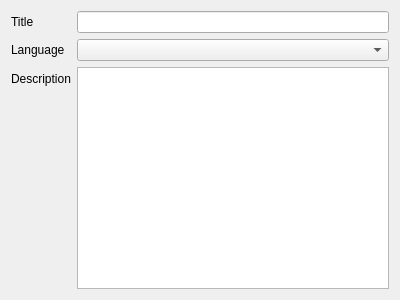
The window that src/ui/newcoursedialog.ui (KDE/artikulate) describes before a commit, drawn with Qt 5.
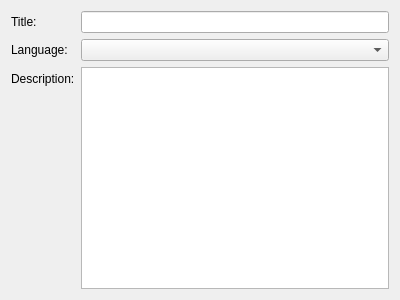
The same window after the commit. Custom widgets are drawn as their Qt base class.

Commit message: i18n: add colons to labels for widgets

```diff
--- a/src/ui/newcoursedialog.ui
+++ b/src/ui/newcoursedialog.ui
@@ -14,7 +14,7 @@
    <item row="3" column="0">
     <widget class="QLabel" name="labelLanguage">
      <property name="text">
-      <string>Language</string>
+      <string>Language:</string>
      </property>
     </widget>
    </item>
@@ -27,14 +27,14 @@
    <item row="2" column="0">
     <widget class="QLabel" name="labelTitle">
      <property name="text">
-      <string>Title</string>
+      <string>Title:</string>
      </property>
     </widget>
    </item>
    <item row="4" column="0">
     <widget class="QLabel" name="labelDescription">
      <property name="text">
-      <string>Description</string>
+      <string>Description:</string>
      </property>
     </widget>
    </item>
```
